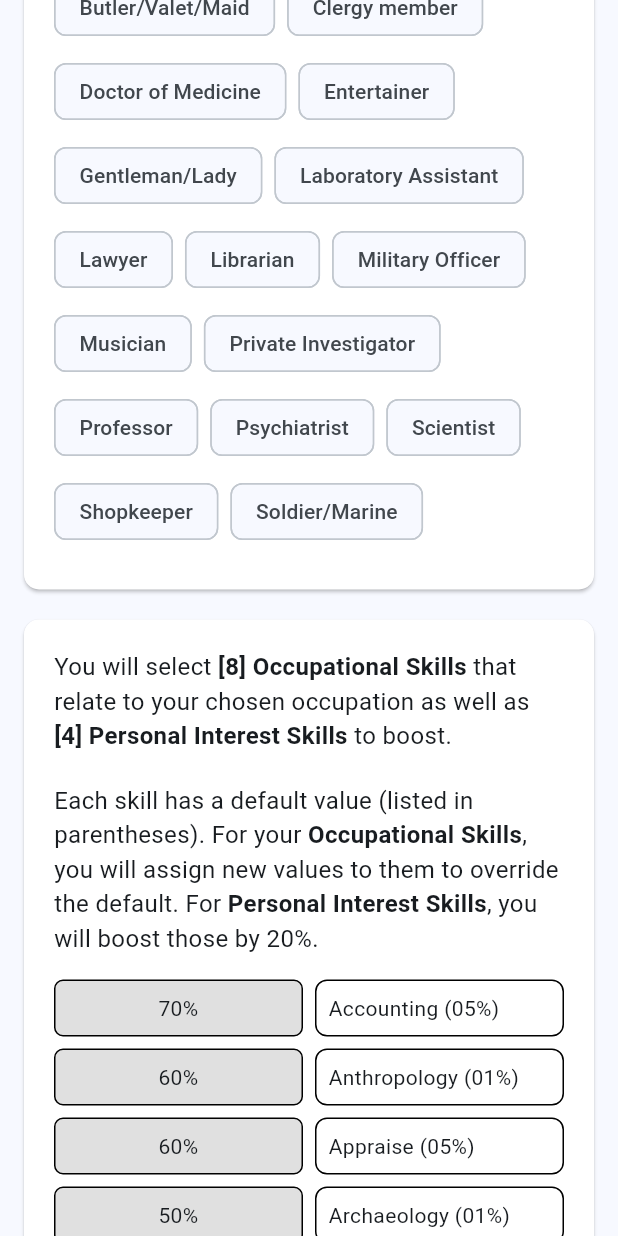
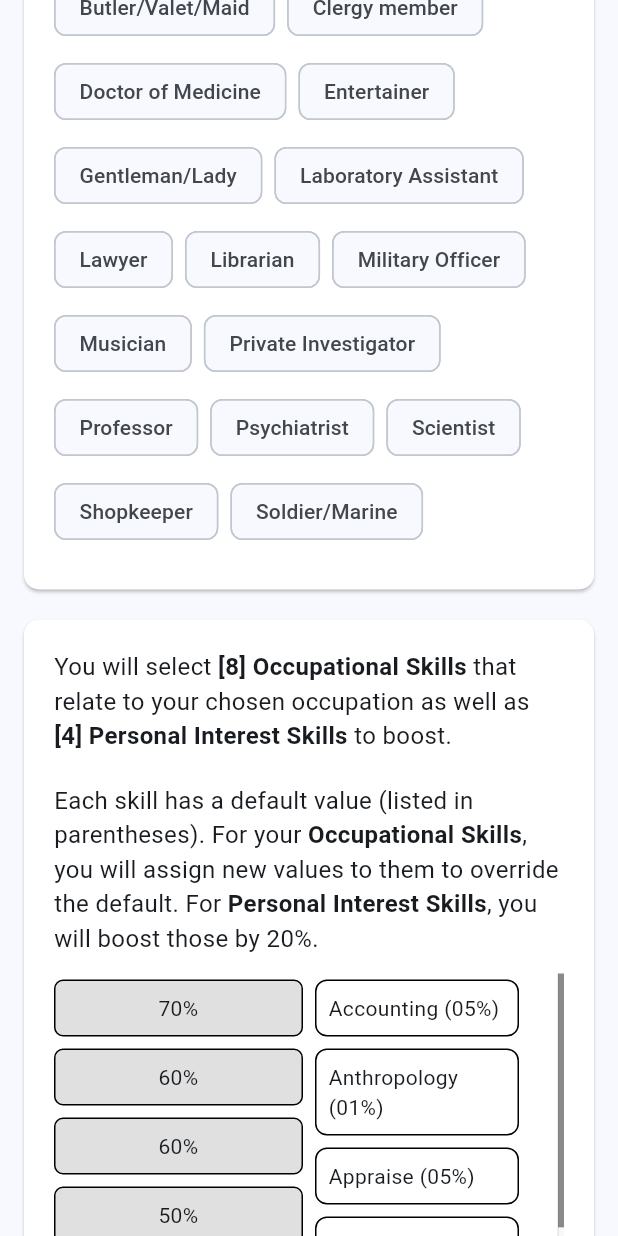
Before and after one commit to austinmilt/cthulu_character_creator, a Flutter app: the screen it shows after launch, scrolled down 1152 dp, on a phone screen of 412 x 824 dp. Run offline on Flutter 3.47's test engine with Material 3 defaults, Android fonts, the phone set to English and light mode, and no system bars; drawn by our look-alikes of flutter_form_builder, flutter_markdown; our stand-ins replace form_builder_validators.

Commit message:
make scrollbar always visible on skills and pad to make mobile easier

```diff
--- a/lib/skill_selector.dart
+++ b/lib/skill_selector.dart
@@ -223,11 +223,15 @@ class _UnclaimedSkills extends StatelessWidget {
 
     return DragTarget<Skill>(
       builder: (context, candidateData, rejectedData) {
-        return ListView.builder(
-          itemCount: skills.length,
-          itemBuilder: (context, index) => Padding(
-            padding: const EdgeInsets.symmetric(vertical: 4),
-            child: _SkillChip(value: skills[index], onNotAccepted: onCancelMove),
+        return Scrollbar(
+          thumbVisibility: true,
+          trackVisibility: true,
+          child: ListView.builder(
+            itemCount: skills.length,
+            itemBuilder: (context, index) => Padding(
+              padding: const EdgeInsets.only(top: 4, bottom: 4, right: 30),
+              child: _SkillChip(value: skills[index], onNotAccepted: onCancelMove),
+            ),
           ),
         );
       },
```
